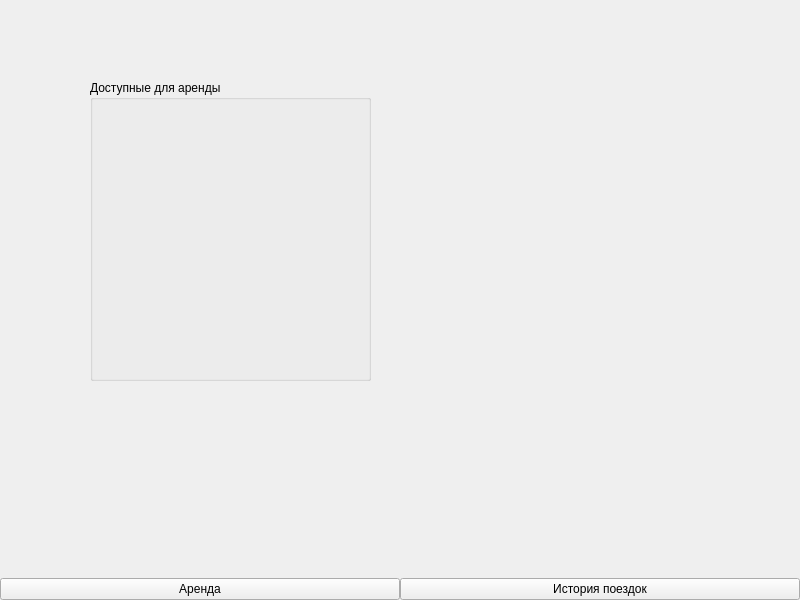
Above: mainwindow.ui from patronsgg/CarGoRent before the change. Below: the same form after it.
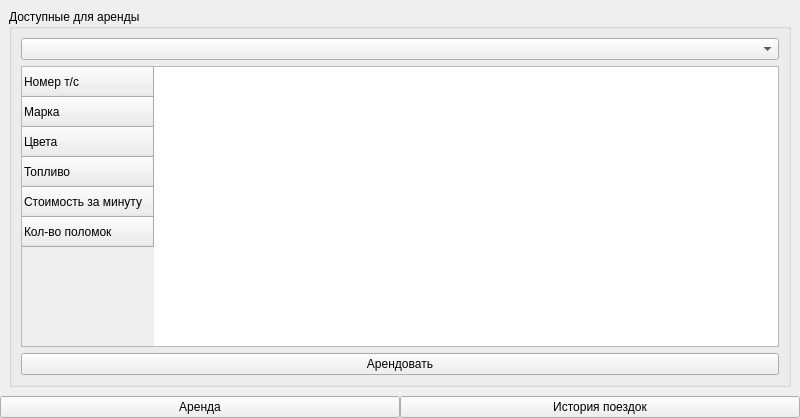
That is the form after the change.

Commit message: added order search, function to rent, change ui file

Patch:
```diff
--- a/mainwindow.ui
+++ b/mainwindow.ui
@@ -7,7 +7,7 @@
     <x>0</x>
     <y>0</y>
     <width>800</width>
-    <height>600</height>
+    <height>418</height>
    </rect>
   </property>
   <property name="windowTitle">
@@ -33,19 +33,65 @@
     <item>
      <widget class="QStackedWidget" name="stackedWidget">
       <widget class="QWidget" name="rentPage">
-       <widget class="QGroupBox" name="groupBox">
-        <property name="geometry">
-         <rect>
-          <x>90</x>
-          <y>80</y>
-          <width>281</width>
-          <height>301</height>
-         </rect>
-        </property>
-        <property name="title">
-         <string>Доступные для аренды</string>
-        </property>
-       </widget>
+       <layout class="QVBoxLayout" name="verticalLayout_3">
+        <item>
+         <widget class="QGroupBox" name="groupBox">
+          <property name="title">
+           <string>Доступные для аренды</string>
+          </property>
+          <layout class="QHBoxLayout" name="horizontalLayout_2">
+           <item>
+            <layout class="QVBoxLayout" name="verticalLayout_4">
+             <item>
+              <widget class="QComboBox" name="comboBox"/>
+             </item>
+             <item>
+              <widget class="QTableWidget" name="tableWidget_2">
+               <row>
+                <property name="text">
+                 <string>Номер т/с</string>
+                </property>
+               </row>
+               <row>
+                <property name="text">
+                 <string>Марка</string>
+                </property>
+               </row>
+               <row>
+                <property name="text">
+                 <string>Цвета</string>
+                </property>
+               </row>
+               <row>
+                <property name="text">
+                 <string>Топливо</string>
+                </property>
+               </row>
+               <row>
+                <property name="text">
+                 <string>Стоимость за минуту</string>
+                </property>
+               </row>
+               <row>
+                <property name="text">
+                 <string>Кол-во поломок</string>
+                </property>
+               </row>
+              </widget>
+             </item>
+             <item>
+              <widget class="QPushButton" name="pushButton_3">
+               <property name="text">
+                <string>Арендовать</string>
+               </property>
+              </widget>
+             </item>
+            </layout>
+           </item>
+          </layout>
+         </widget>
+        </item>
+       </layout>
       </widget>
       <widget class="QWidget" name="historyPage">
        <layout class="QVBoxLayout" name="verticalLayout_2">
```
Left out of the diff: 36 changed lines with no effect on the pictures. The commit also changes 4 other files.
